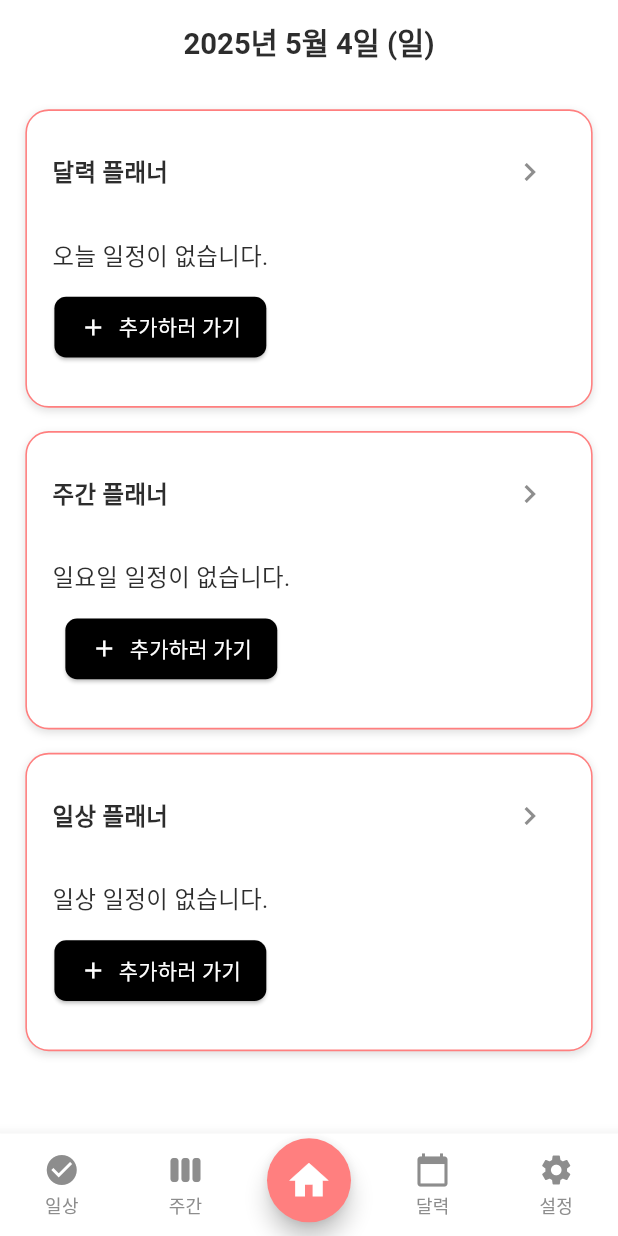
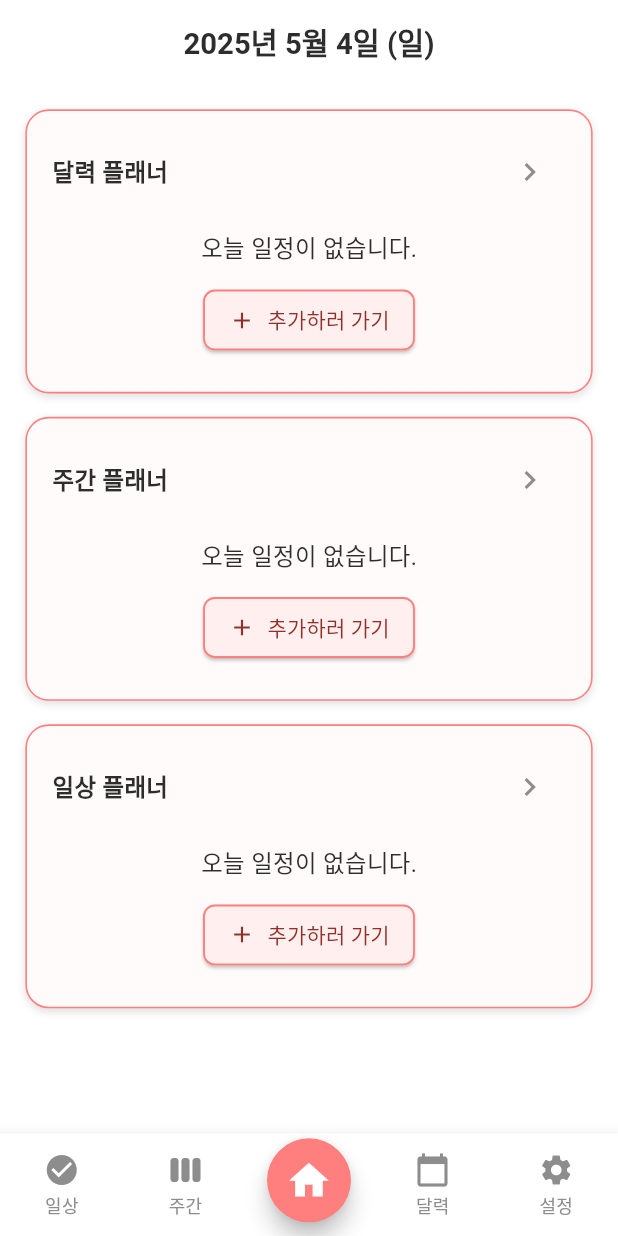
Before and after one commit to JeongHyeon-Jo/abeul_planner, a Flutter app: the screen it shows after launch, on a phone screen of 412 x 824 dp. Run offline on Flutter 3.47's test engine with Material 3 defaults, Android fonts, the phone set to English and light mode, and no system bars; our stand-ins replace flutter_riverpod, flutter_screenutil, go_router, hive, hive_flutter, table_calendar; accounts and stored records are empty; generated files the repository leaves out were written again.

Commit message:
[Design] 종합 플래너 UI 디자인 개선

```diff
--- a/lib/core/styles/color.dart
+++ b/lib/core/styles/color.dart
@@ -6,6 +6,9 @@ import 'package:flutter/material.dart';
 class AppColors {
   /// 🌸 시그니처 메인 색상 (코랄 핑크)
   static const Color primary = Color(0xFFFF7F7F);
+
+  /// 연한 버튼 배경용 코랄
+  static const Color lightPrimary = Color(0xFFFFF0EF);
 
   /// 배경 색상 (연한 크림 톤)
   static const Color background = Color(0xFFFFFFFF);
@@ -36,4 +39,10 @@ class AppColors {
 
   /// 행동 텍스트용 강조 색상 (부드러운 검정 회색)
   static const Color actionText = Color.fromARGB(255, 54, 54, 54);
+
+  /// 섹션 카드용 진한 배경 (명도 차 확보용)
+  static const Color cardBackground = Color(0xFFFFFBFA);
+
+  /// 버튼 텍스트 대비용 어두운 코랄색
+  static const Color buttonText = Color(0xFF912F28);
 }
--- a/lib/features/home_planner/presentation/screen/planner_home_screen.dart
+++ b/lib/features/home_planner/presentation/screen/planner_home_screen.dart
@@ -96,7 +96,7 @@ class PlannerHomeScreen extends ConsumerWidget {
     return Container(
       padding: EdgeInsets.all(16.0.w),
       decoration: BoxDecoration(
-        color: Colors.white,
+        color: AppColors.cardBackground,
         borderRadius: BorderRadius.circular(16.r),
         border: Border.all(color: AppColors.primary, width: 1.w),
         boxShadow: [
--- a/lib/features/home_planner/presentation/widget/calendar_section.dart
+++ b/lib/features/home_planner/presentation/widget/calendar_section.dart
@@ -25,11 +25,11 @@ class CalendarSection extends ConsumerWidget {
     ).toList();
 
     if (todayTasks.isEmpty) {
-      return Padding(
-        padding: EdgeInsets.symmetric(vertical: 12.h),
+      return SizedBox(
+        height: 100.h,
+        child: Center(
           child: Column(
-          mainAxisAlignment: MainAxisAlignment.center,
-          crossAxisAlignment: CrossAxisAlignment.center,
+            mainAxisSize: MainAxisSize.min,
             children: [
               Text('오늘 일정이 없습니다.', style: AppTextStyles.body),
               SizedBox(height: 12.h),
@@ -37,17 +37,19 @@ class CalendarSection extends ConsumerWidget {
                 onPressed: () {
                   context.go('/calendar');
                 },
-              icon: const Icon(Icons.add, color: Colors.white),
-              label: const Text('추가하러 가기', style: TextStyle(color: Colors.white)),
+                icon: const Icon(Icons.add, color: AppColors.buttonText),
+                label: const Text('추가하러 가기', style: TextStyle(color: AppColors.buttonText)),
                 style: ElevatedButton.styleFrom(
-                backgroundColor: Colors.black,
+                  backgroundColor: AppColors.lightPrimary,
                   padding: EdgeInsets.symmetric(horizontal: 16.w, vertical: 10.h),
                   shape: RoundedRectangleBorder(
                     borderRadius: BorderRadius.circular(8.r),
+                    side: BorderSide(color: AppColors.primary, width: 1.2.w),
                   ),
                 ),
               ),
             ],
+          ),
         ),
       );
     }
--- a/lib/features/home_planner/presentation/widget/daily_section.dart
+++ b/lib/features/home_planner/presentation/widget/daily_section.dart
@@ -18,29 +18,31 @@ class DailySection extends ConsumerWidget {
   @override
   Widget build(BuildContext context, WidgetRef ref) {
     if (dailyTasks.isEmpty) {
-      return Padding(
-        padding: EdgeInsets.symmetric(vertical: 12.h),
+      return SizedBox(
+        height: 100.h,
+        child: Center(
           child: Column(
-          mainAxisAlignment: MainAxisAlignment.center,
-          crossAxisAlignment: CrossAxisAlignment.center,
+            mainAxisSize: MainAxisSize.min,
             children: [
-            Text('일상 일정이 없습니다.', style: AppTextStyles.body),
+              Text('오늘 일정이 없습니다.', style: AppTextStyles.body),
               SizedBox(height: 12.h),
               ElevatedButton.icon(
                 onPressed: () {
                   context.go('/daily');
                 },
-              icon: const Icon(Icons.add, color: Colors.white),
-              label: const Text('추가하러 가기', style: TextStyle(color: Colors.white)),
+                icon: const Icon(Icons.add, color: AppColors.buttonText),
+                label: const Text('추가하러 가기', style: TextStyle(color: AppColors.buttonText)),
                 style: ElevatedButton.styleFrom(
-                backgroundColor: Colors.black,
+                  backgroundColor: AppColors.lightPrimary,
                   padding: EdgeInsets.symmetric(horizontal: 16.w, vertical: 10.h),
                   shape: RoundedRectangleBorder(
                     borderRadius: BorderRadius.circular(8.r),
+                    side: BorderSide(color: AppColors.primary, width: 1.2.w),
                   ),
                 ),
               ),
             ],
+          ),
         ),
       );
     }
--- a/lib/features/home_planner/presentation/widget/weekly_section.dart
+++ b/lib/features/home_planner/presentation/widget/weekly_section.dart
@@ -38,30 +38,31 @@ class WeeklySection extends ConsumerWidget {
 
     // 할 일이 없는 경우: 텍스트 + 버튼 표시
     if (displayTasks.isEmpty) {
-      return Padding(
-        padding: EdgeInsets.symmetric(vertical: 12.h),
+      return SizedBox(
+        height: 100.h,
+        child: Center(
           child: Column(
-          mainAxisAlignment: MainAxisAlignment.center,
-          crossAxisAlignment: CrossAxisAlignment.center,
+            mainAxisSize: MainAxisSize.min,
             children: [
-            Text('$weekday요일 일정이 없습니다.', style: AppTextStyles.body),
+              Text('오늘 일정이 없습니다.', style: AppTextStyles.body),
               SizedBox(height: 12.h),
               ElevatedButton.icon(
                 onPressed: () {
-                // 탭 전환 방식으로 이동
                   context.go('/weekly');
                 },
-              icon: const Icon(Icons.add, color: Colors.white),
-              label: const Text('추가하러 가기', style: TextStyle(color: Colors.white)),
+                icon: const Icon(Icons.add, color: AppColors.buttonText),
+                label: const Text('추가하러 가기', style: TextStyle(color: AppColors.buttonText)),
                 style: ElevatedButton.styleFrom(
-                backgroundColor: Colors.black,
+                  backgroundColor: AppColors.lightPrimary,
                   padding: EdgeInsets.symmetric(horizontal: 16.w, vertical: 10.h),
                   shape: RoundedRectangleBorder(
                     borderRadius: BorderRadius.circular(8.r),
+                    side: BorderSide(color: AppColors.primary, width: 1.2.w),
                   ),
                 ),
               ),
             ],
+          ),
         ),
       );
     }
```
Lines whose indentation alone changed are shown as unchanged.
